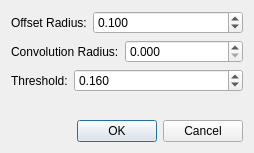
The window that Polyhedron/demo/Polyhedron/Plugins/Point_set/Features_detection_plugin.ui (CGAL/cgal) describes before a commit, drawn with Qt 5.
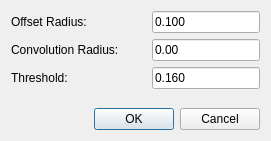
The same window after the commit. Custom widgets are drawn as their Qt base class.

Diff of the .ui file:
```diff
--- a/Polyhedron/demo/Polyhedron/Plugins/Point_set/Features_detection_plugin.ui
+++ b/Polyhedron/demo/Polyhedron/Plugins/Point_set/Features_detection_plugin.ui
@@ -6,8 +6,8 @@
    <rect>
     <x>0</x>
     <y>0</y>
-    <width>254</width>
-    <height>153</height>
+    <width>271</width>
+    <height>141</height>
    </rect>
   </property>
   <property name="windowTitle">
@@ -15,7 +15,7 @@
   </property>
   <layout class="QVBoxLayout" name="verticalLayout">
    <item>
-    <layout class="QHBoxLayout" name="horizontalLayout" stretch="0,1">
+    <layout class="QHBoxLayout" name="horizontalLayout" stretch="1,0">
      <item>
       <widget class="QLabel" name="label">
        <property name="text">
@@ -24,22 +24,22 @@
       </widget>
      </item>
      <item>
-      <widget class="QDoubleSpinBox" name="m_inputOffsetRadius">
-       <property name="decimals">
-        <number>3</number>
+      <widget class="DoubleEdit" name="m_inputOffsetRadius">
+       <property name="sizePolicy">
+        <sizepolicy hsizetype="Minimum" vsizetype="Fixed">
+         <horstretch>0</horstretch>
+         <verstretch>0</verstretch>
+        </sizepolicy>
        </property>
-       <property name="singleStep">
-        <double>0.050000000000000</double>
-       </property>
-       <property name="value">
-        <double>0.100000000000000</double>
+       <property name="text">
+        <string>0.100</string>
        </property>
       </widget>
      </item>
     </layout>
    </item>
    <item>
-    <layout class="QHBoxLayout" name="horizontalLayout_3" stretch="0,1">
+    <layout class="QHBoxLayout" name="horizontalLayout_3" stretch="1,0">
      <item>
       <widget class="QLabel" name="label_2">
        <property name="text">
@@ -48,19 +48,22 @@
       </widget>
      </item>
      <item>
-      <widget class="QDoubleSpinBox" name="m_inputConvolveRadius">
-       <property name="decimals">
-        <number>3</number>
+      <widget class="DoubleEdit" name="m_inputConvolveRadius">
+       <property name="sizePolicy">
+        <sizepolicy hsizetype="Minimum" vsizetype="Fixed">
+         <horstretch>0</horstretch>
+         <verstretch>0</verstretch>
+        </sizepolicy>
        </property>
-       <property name="singleStep">
-        <double>0.050000000000000</double>
+       <property name="text">
+        <string>0.00</string>
        </property>
       </widget>
      </item>
     </layout>
    </item>
    <item>
-    <layout class="QHBoxLayout" name="horizontalLayout_2" stretch="0,1">
+    <layout class="QHBoxLayout" name="horizontalLayout_2" stretch="1,0">
      <item>
       <widget class="QLabel" name="label_3">
        <property name="text">
@@ -69,15 +72,15 @@
       </widget>
      </item>
      <item>
-      <widget class="QDoubleSpinBox" name="m_inputFeaturesThreshold">
-       <property name="decimals">
-        <number>3</number>
+      <widget class="DoubleEdit" name="m_inputFeaturesThreshold">
+       <property name="sizePolicy">
+        <sizepolicy hsizetype="Minimum" vsizetype="Fixed">
+         <horstretch>0</horstretch>
+         <verstretch>0</verstretch>
+        </sizepolicy>
        </property>
-       <property name="singleStep">
-        <double>0.020000000000000</double>
-       </property>
-       <property name="value">
-        <double>0.160000000000000</double>
+       <property name="text">
+        <string>0.160</string>
        </property>
       </widget>
      </item>
@@ -108,6 +111,13 @@
    </item>
   </layout>
  </widget>
+ <customwidgets>
+  <customwidget>
+   <class>DoubleEdit</class>
+   <extends>QLineEdit</extends>
+   <header>CGAL_double_edit.h</header>
+  </customwidget>
+ </customwidgets>
  <resources/>
  <connections>
   <connection>
```
